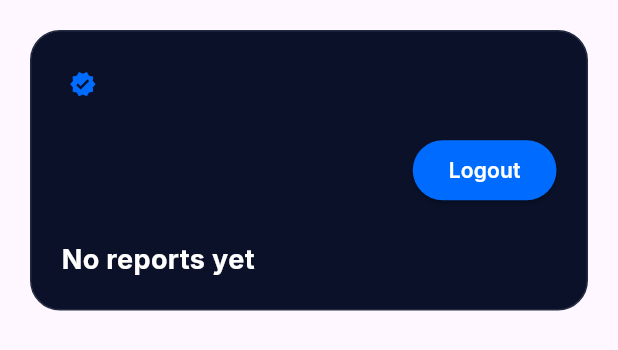
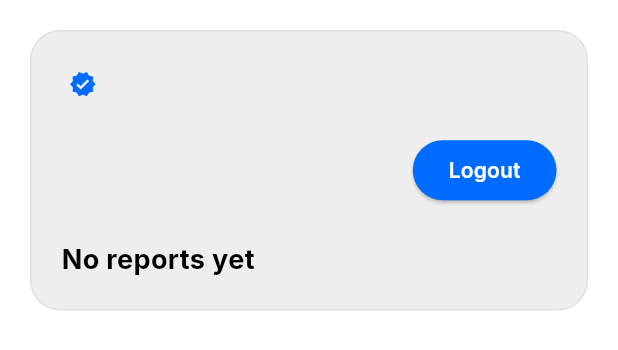
Before and after one commit to simaopsbarbosa/Inclui, a Flutter app: the ProfilePage widget shown alone on an empty page, opened directly, on a phone screen of 412 x 824 dp. Shown: the top 350 px of the screen. Run offline on Flutter 3.47's test engine with Material 3 defaults, Android fonts, the phone set to English and light mode, and no system bars; our stand-ins replace firebase_auth, firebase_core, firebase_database, flutter_dotenv, geolocator, google_fonts and 2 more; accounts and stored records are empty; generated files the repository leaves out were written again; network calls fail.

Commit message:
made design constant for now before recoloring

```diff
--- a/src/inclui/lib/profile_page.dart
+++ b/src/inclui/lib/profile_page.dart
@@ -1,8 +1,6 @@
 import 'package:firebase_auth/firebase_auth.dart';
 import 'package:firebase_database/firebase_database.dart';
-import 'package:flutter/foundation.dart';
 import 'package:flutter/material.dart';
-import 'package:flutter/services.dart';
 import 'dart:async';
 import 'package:google_fonts/google_fonts.dart';
 import 'login_page.dart';
@@ -22,9 +20,6 @@ class ProfilePageState extends State<ProfilePage> {
   String? _userName;
   String? _createdAt;
   bool _isLoading = true;
-  String? _errorMessage;
-  int _countdown = 0;
-  Timer? _countdownTimer;
 
   @override
   void initState() {
@@ -125,24 +120,23 @@ class ProfilePageState extends State<ProfilePage> {
     }
   }
 
-
   String maskEmail(String email) {
     final parts = email.split('@');
-    final visible = parts[0].substring(0,2);
+    final visible = parts[0].substring(0, 2);
     final masked = '*' * (parts[0].length - 2);
     return '$visible$masked@${parts[1]}';
   }
 
   void _verifyAccountAction() async {
     final user = FirebaseAuth.instance.currentUser;
-    final email = user?.email?? '';
+    final email = user?.email ?? '';
     final maskedEmail = maskEmail(email);
 
     showDialog(
       context: context,
       builder: (context) => Dialog(
         shape: RoundedRectangleBorder(borderRadius: BorderRadius.circular(16)),
-        backgroundColor: Color(0xFF0A1128),
+        backgroundColor: Colors.grey.shade300,
         child: Padding(
           padding: const EdgeInsets.all(18),
           child: Column(
@@ -154,7 +148,7 @@ class ProfilePageState extends State<ProfilePage> {
                 style: GoogleFonts.inter(
                   fontSize: 17,
                   fontWeight: FontWeight.bold,
-                      color: Colors.white,
+                  color: Colors.black,
                 ),
               ),
               Text(
@@ -163,7 +157,7 @@ class ProfilePageState extends State<ProfilePage> {
                 style: GoogleFonts.inter(
                   fontSize: 13,
                   fontWeight: FontWeight.w300,
-                      color: Colors.white,
+                  color: Colors.black,
                 ),
               ),
               SizedBox(height: 16),
@@ -173,7 +167,7 @@ class ProfilePageState extends State<ProfilePage> {
                 style: GoogleFonts.inter(
                   fontSize: 15,
                   fontWeight: FontWeight.bold,
-                      color: Colors.white,
+                  color: Colors.black,
                 ),
               ),
               SizedBox(height: 16),
@@ -237,13 +231,13 @@ class ProfilePageState extends State<ProfilePage> {
   @override
   Widget build(BuildContext context) {
     return Container(
-      color: Theme.of(context).scaffoldBackgroundColor,
+      color: Colors.white,
       child: _isLoading
           ? Center(
               child: CircularProgressIndicator(),
             )
           : (_user != null
-              ? Column (
+              ? Column(
                   children: [
                     _buildUserProfile(),
                     if (!_user!.emailVerified) _verifyAccount(),
@@ -259,10 +253,10 @@ class ProfilePageState extends State<ProfilePage> {
       margin: EdgeInsets.all(20),
       padding: EdgeInsets.all(20),
       decoration: BoxDecoration(
-        color: Color(0xFF0A1128),
+        color: Colors.grey.shade200,
         borderRadius: BorderRadius.circular(20),
         border: Border.all(
-          color: Color(0xFF242B41),
+          color: Colors.grey.shade300,
           width: 1,
         ),
       ),
@@ -274,20 +268,20 @@ class ProfilePageState extends State<ProfilePage> {
               mainAxisSize: MainAxisSize.min,
               crossAxisAlignment: CrossAxisAlignment.start,
               children: [
-                Row (
+                Row(
                   children: [
                     Text(
                       _userName ?? 'Loading...',
                       style: GoogleFonts.inter(
                         fontSize: 20,
                         fontWeight: FontWeight.w700,
-                        color: Colors.white,
+                        color: Colors.black,
                       ),
                       overflow: TextOverflow.ellipsis,
                     ),
                     if (_user != null && _user?.emailVerified == true) ...[
                       SizedBox(width: 5),
-                      Align (
+                      Align(
                         alignment: Alignment.bottomCenter,
                         child: Icon(
                           Icons.verified,
@@ -303,7 +297,7 @@ class ProfilePageState extends State<ProfilePage> {
                   style: GoogleFonts.inter(
                     fontSize: 14,
                     fontWeight: FontWeight.w300,
-                    color: Colors.white,
+                    color: Colors.black,
                   ),
                   overflow: TextOverflow.ellipsis,
                 ),
@@ -314,7 +308,7 @@ class ProfilePageState extends State<ProfilePage> {
                     style: GoogleFonts.inter(
                       fontSize: 14,
                       fontWeight: FontWeight.w300,
-                      color: Colors.white,
+                      color: Colors.black,
                     ),
                     overflow: TextOverflow.ellipsis,
                   ),
@@ -323,7 +317,7 @@ class ProfilePageState extends State<ProfilePage> {
                   style: GoogleFonts.inter(
                     fontSize: 18,
                     fontWeight: FontWeight.w700,
-                    color: Colors.white,
+                    color: Colors.black,
                   ),
                   overflow: TextOverflow.ellipsis,
                 ),
@@ -334,13 +328,14 @@ class ProfilePageState extends State<ProfilePage> {
             onPressed: _signOut,
             style: ElevatedButton.styleFrom(
               backgroundColor: Theme.of(context).primaryColor,
-              foregroundColor: Colors.white,
+              foregroundColor: Colors.black,
             ),
             child: Text(
               'Logout',
               style: GoogleFonts.inter(
                 fontSize: 14,
                 fontWeight: FontWeight.w600,
+                color: Colors.white,
               ),
             ),
           ),
@@ -355,10 +350,10 @@ class ProfilePageState extends State<ProfilePage> {
       margin: EdgeInsets.fromLTRB(20, 0, 20, 20),
       padding: EdgeInsets.all(20),
       decoration: BoxDecoration(
-        color: Color(0xFF0A1128),
+        color: Colors.grey.shade200,
         borderRadius: BorderRadius.circular(20),
         border: Border.all(
-          color: Color(0xFF242B41),
+          color: Colors.grey.shade300,
           width: 1,
         ),
       ),
@@ -370,19 +365,19 @@ class ProfilePageState extends State<ProfilePage> {
             size: 35,
           ),
           SizedBox(width: 13),
-          Expanded (
+          Expanded(
             child: Text(
               'Your account needs to be verified in order to leave reviews.',
               style: GoogleFonts.inter(
                 fontSize: 11,
                 fontWeight: FontWeight.w300,
-                color: Colors.white,
+                color: Colors.black,
               ),
             ),
           ),
           SizedBox(width: 12),
           ElevatedButton(
-            onPressed:() async {
+            onPressed: () async {
               _sendVerificationEmail();
               _verifyAccountAction();
               //_startCountdown();
@@ -415,7 +410,7 @@ class ProfilePageState extends State<ProfilePage> {
             style: GoogleFonts.inter(
               fontSize: 16,
               fontWeight: FontWeight.w500,
-              color: Colors.white,
+              color: Colors.black,
             ),
           ),
           SizedBox(height: 20),
```
Also changed, not shown: src/inclui/lib/login_page.dart (+7 -6 lines). Lines whose indentation alone changed are shown as unchanged.
